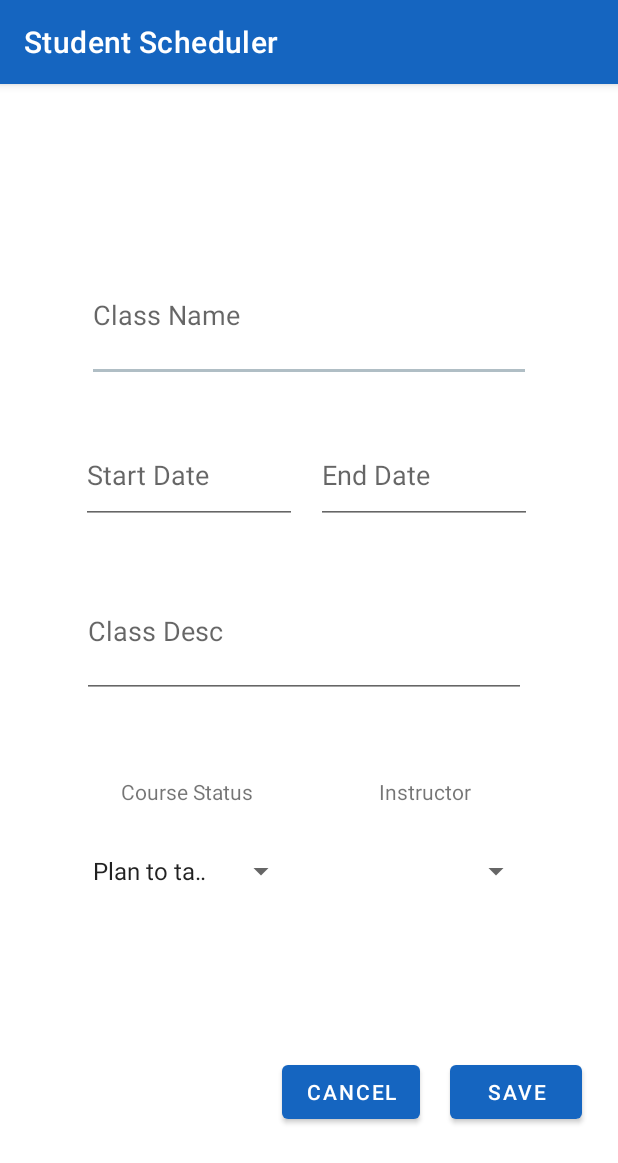
After one commit to bzamzow/C196, an Android app: the AddClassActivity screen opened directly, with no data from a screen before it, on a phone screen of 412 x 824 dp. The commit adds this screen. Shown: the top 1163 px of the screen. Run offline under Robolectric (Android 15) with nearby library versions, the phone set to English and light mode, and no system bars.

Commit message:
Working on Instructors and classes

```diff
--- a/app/src/main/java/ed/wgu/zamzow/scheduler/database/DBReader.java
+++ b/app/src/main/java/ed/wgu/zamzow/scheduler/database/DBReader.java
@@ -8,12 +8,14 @@ import java.util.ArrayList;
 import java.util.Date;
 
 import ed.wgu.zamzow.scheduler.helpers.DateHelper;
+import ed.wgu.zamzow.scheduler.objects.Instructor;
 import ed.wgu.zamzow.scheduler.objects.Term;
 
 public class DBReader {
     private SchedulerDB schedulerDB;
     private SQLiteDatabase db;
     private ArrayList<Term> terms;
+    private ArrayList<Instructor> instructors;
 
     public DBReader(Context context) {
         schedulerDB = new SchedulerDB(context);
@@ -37,4 +39,19 @@ public class DBReader {
         }
         return terms;
     }
+
+    public ArrayList<Instructor> getInstructors() {
+        instructors = new ArrayList<>();
+        String[] params = {"*"};
+        Cursor cursor = db.query("instructors",params,null, null, null, null, null);
+        while (cursor.moveToNext()) {
+            Instructor instructor = new Instructor();
+            instructor.setID(cursor.getColumnIndexOrThrow("ID"));
+            instructor.setName(cursor.getString(cursor.getColumnIndexOrThrow("name")));
+            instructor.setEmail(cursor.getString(cursor.getColumnIndexOrThrow("email")));
+            instructor.setPhone(cursor.getString(cursor.getColumnIndexOrThrow("phone")));
+            instructors.add(instructor);
+        }
+        return instructors;
+    }
 }
--- a/app/src/main/java/ed/wgu/zamzow/scheduler/helpers/DateHelper.java
+++ b/app/src/main/java/ed/wgu/zamzow/scheduler/helpers/DateHelper.java
@@ -1,7 +1,10 @@
 package ed.wgu.zamzow.scheduler.helpers;
+
+import android.widget.EditText;
 
 import java.text.ParseException;
 import java.text.SimpleDateFormat;
+import java.util.Calendar;
 import java.util.Date;
 import java.util.Locale;
 
@@ -10,6 +13,9 @@ public class DateHelper {
     private static final SimpleDateFormat formatter = new SimpleDateFormat("yyyy-MM-dd", Locale.US);
     private static final SimpleDateFormat readable = new SimpleDateFormat("dd MMM yyyy", Locale.US);
     private static final SimpleDateFormat reverseFormatter = new SimpleDateFormat("E MMM dd hh:mm:ss z yyyy", Locale.US);
+    private static final Calendar myCalendar= Calendar.getInstance();
+
+
     public static Date getDate(String iniDate) {
         try {
             return formatter.parse(iniDate);
--- a/app/src/main/java/ed/wgu/zamzow/scheduler/objects/Instructor.java
+++ b/app/src/main/java/ed/wgu/zamzow/scheduler/objects/Instructor.java
@@ -38,4 +38,9 @@ public class Instructor {
     public void setID(int ID) {
         this.ID = ID;
     }
+
+    @Override
+    public String toString() {
+        return name;
+    }
 }
--- a/app/src/main/java/ed/wgu/zamzow/scheduler/objects/Term.java
+++ b/app/src/main/java/ed/wgu/zamzow/scheduler/objects/Term.java
@@ -1,9 +1,10 @@
 package ed.wgu.zamzow.scheduler.objects;
 
+import java.io.Serializable;
 import java.util.ArrayList;
 import java.util.Date;
 
-public class Term {
+public class Term implements Serializable {
 
     private String title;
     private Date start;
--- /dev/null
+++ b/app/src/main/java/ed/wgu/zamzow/scheduler/ui/courses/AddClassActivity.java
@@ -0,0 +1,132 @@
+package ed.wgu.zamzow.scheduler.ui.courses;
+
+import androidx.appcompat.app.AlertDialog;
+import androidx.appcompat.app.AppCompatActivity;
+import androidx.appcompat.widget.AppCompatSpinner;
+
+import android.app.DatePickerDialog;
+import android.content.DialogInterface;
+import android.content.Intent;
+import android.os.Bundle;
+import android.view.View;
+import android.widget.AdapterView;
+import android.widget.ArrayAdapter;
+import android.widget.Button;
+import android.widget.EditText;
+
+import com.google.android.material.dialog.MaterialAlertDialogBuilder;
+
+import java.text.SimpleDateFormat;
+import java.util.ArrayList;
+import java.util.Calendar;
+import java.util.Locale;
+
+import ed.wgu.zamzow.scheduler.R;
+import ed.wgu.zamzow.scheduler.adapters.TermsAdapter;
+import ed.wgu.zamzow.scheduler.database.DBReader;
+import ed.wgu.zamzow.scheduler.database.DBWriter;
+import ed.wgu.zamzow.scheduler.helpers.DateHelper;
+import ed.wgu.zamzow.scheduler.objects.Class;
+import ed.wgu.zamzow.scheduler.objects.Instructor;
+import ed.wgu.zamzow.scheduler.ui.instructors.AddInstructorActivity;
+import ed.wgu.zamzow.scheduler.ui.terms.AddTermActivity;
+
+public class AddClassActivity extends AppCompatActivity {
+
+    private EditText editTitle, editDesc, editStart, editEnd;
+    private AppCompatSpinner spinnerInstructor, spinnerStatus;
+    private ArrayList<Instructor> instructors = new ArrayList<>();
+    private Button btnCancel, btnSave;
+    private EditText editThis;
+    final Calendar myCalendar= Calendar.getInstance();
+
+
+    @Override
+    protected void onCreate(Bundle savedInstanceState) {
+        super.onCreate(savedInstanceState);
+        setContentView(R.layout.activity_add_class);
+
+        SetupInterface();
+    }
+
+    private void SetupInterface() {
+
+        DatePickerDialog.OnDateSetListener date = (view, year, month, day) -> {
+            myCalendar.set(Calendar.YEAR, year);
+            myCalendar.set(Calendar.MONTH,month);
+            myCalendar.set(Calendar.DAY_OF_MONTH,day);
+            setdate();
+        };
+
+        DBReader dbReader = new DBReader(this);
+        instructors = dbReader.getInstructors();
+        editDesc = findViewById(R.id.editDesc);
+        editEnd = findViewById(R.id.editEndDate);
+        editStart = findViewById(R.id.editStartDate);
+        editTitle = findViewById(R.id.editClassName);
+        spinnerInstructor = findViewById(R.id.spinnerInstructor);
+        spinnerStatus = findViewById(R.id.spinnerStatus);
+        btnCancel = findViewById(R.id.btnCancel);
+        btnSave = findViewById(R.id.btnSave);
+
+        editStart.setOnFocusChangeListener((view, b) -> {
+            if (view.hasFocus()) {
+                editThis = editStart;
+                new DatePickerDialog(AddClassActivity.this, date, myCalendar.get(Calendar.YEAR), myCalendar.get(Calendar.MONTH), myCalendar.get(Calendar.DAY_OF_MONTH)).show();
+            }
+        });
+        editEnd.setOnFocusChangeListener((view, b) -> {
+            if (view.hasFocus()) {
+                editThis = editEnd;
+                new DatePickerDialog(AddClassActivity.this, date, myCalendar.get(Calendar.YEAR), myCalendar.get(Calendar.MONTH), myCalendar.get(Calendar.DAY_OF_MONTH)).show();
+            }
+        });
+
+        ArrayAdapter<CharSequence> statusAdapter = ArrayAdapter.createFromResource(this, R.array.status_array, android.R.layout.simple_spinner_item);
+        statusAdapter.setDropDownViewResource(android.R.layout.simple_spinner_dropdown_item);
+        spinnerStatus.setAdapter(statusAdapter);
+
+        ArrayAdapter<Instructor> instructorArrayAdapter = new ArrayAdapter<>(this, android.R.layout.simple_spinner_item, instructors);
+        instructorArrayAdapter.setDropDownViewResource(android.R.layout.simple_spinner_dropdown_item);
+        spinnerInstructor.setAdapter(instructorArrayAdapter);
+
+        spinnerInstructor.setFocusable(true);
+        if (instructors.size() == 0 || instructors == null) {
+
+            MaterialAlertDialogBuilder alertDialog = new MaterialAlertDialogBuilder(this)
+                    .setTitle("No Instructors")
+                    .setMessage("There are no instructors available. Would you like to add one now?")
+                    .setPositiveButton("Yes", (dialogInterface, i) -> {
+                        Intent addInstructorActivity = new Intent(getApplication(), AddInstructorActivity.class);
+                        startActivity(addInstructorActivity);
+                    })
+                    .setNegativeButton("No", ((dialogInterface, i) -> finish()));
+            alertDialog.show();
+
+        }
+
+        btnCancel.setOnClickListener(view -> finish());
+
+        btnSave.setOnClickListener(view -> {
+            Class course = new Class();
+            course.setTitle(editTitle.getText().toString());
+            course.setStatus(spinnerStatus.getSelectedItemPosition() + 1);
+            course.setStart(DateHelper.getDate(editStart.getText().toString()));
+            course.setEnd(DateHelper.getDate(editEnd.getText().toString()));
+            course.setDesc(editDesc.getText().toString());
+            course.setInstructorID(instructors.get(spinnerInstructor.getSelectedItemPosition()).getID());
+
+            DBWriter dbWriter = new DBWriter(this);
+            dbWriter.CreateCourse(course);
+            finish();
+        });
+    }
+
+
+
+    public void setdate() {
+        String dateFormat = "yyyy-MM-dd";
+        SimpleDateFormat sdf = new SimpleDateFormat(dateFormat, Locale.US);
+        editThis.setText(sdf.format(myCalendar.getTime()));
+    }
+}
--- a/app/src/main/java/ed/wgu/zamzow/scheduler/ui/terms/TermsFragment.java
+++ b/app/src/main/java/ed/wgu/zamzow/scheduler/ui/terms/TermsFragment.java
@@ -20,6 +20,7 @@ import ed.wgu.zamzow.scheduler.R;
 import ed.wgu.zamzow.scheduler.adapters.TermsAdapter;
 import ed.wgu.zamzow.scheduler.databinding.FragmentTermsBinding;
 import ed.wgu.zamzow.scheduler.helpers.Vars;
+import ed.wgu.zamzow.scheduler.objects.Term;
 
 public class TermsFragment extends Fragment {
 
@@ -46,7 +47,10 @@ public class TermsFragment extends Fragment {
         recyclerTerms.setLayoutManager(new LinearLayoutManager(getActivity()));
         TermsAdapter termsAdapter = new TermsAdapter(getActivity(), Vars.terms);
         termsAdapter.setClickListener((view, position) -> {
-            //Open Term);
+            Term selectedTerm = Vars.terms.get(position);
+            Intent termView = new Intent(getActivity(), TermViewActivity.class);
+            termView.putExtra("selectedTerm", selectedTerm);
+            startActivity(termView);
         });
         recyclerTerms.setAdapter(termsAdapter);
 
--- /dev/null
+++ b/app/src/main/res/layout/activity_add_class.xml
@@ -0,0 +1,124 @@
+<?xml version="1.0" encoding="utf-8"?>
+<androidx.constraintlayout.widget.ConstraintLayout xmlns:android="http://schemas.android.com/apk/res/android"
+    xmlns:app="http://schemas.android.com/apk/res-auto"
+    xmlns:tools="http://schemas.android.com/tools"
+    android:layout_width="match_parent"
+    android:layout_height="match_parent"
+    tools:context=".ui.courses.AddClassActivity">
+
+    <Button
+        android:id="@+id/btnSave"
+        android:layout_width="wrap_content"
+        android:layout_height="wrap_content"
+        android:layout_marginEnd="24dp"
+        android:layout_marginBottom="72dp"
+        android:text="Save"
+        app:layout_constraintBottom_toBottomOf="parent"
+        app:layout_constraintEnd_toEndOf="parent" />
+
+    <Button
+        android:id="@+id/btnCancel"
+        android:layout_width="wrap_content"
+        android:layout_height="wrap_content"
+        android:layout_marginEnd="132dp"
+        android:layout_marginBottom="72dp"
+        android:text="Cancel"
+        app:layout_constraintBottom_toBottomOf="parent"
+        app:layout_constraintEnd_toEndOf="parent" />
+
+    <EditText
+        android:id="@+id/editClassName"
+        android:layout_width="296dp"
+        android:layout_height="89dp"
+        android:layout_marginTop="109dp"
+        android:ems="10"
+        android:hint="Class Name"
+        android:inputType="textPersonName"
+        app:layout_constraintEnd_toEndOf="parent"
+        app:layout_constraintStart_toStartOf="parent"
+        app:layout_constraintTop_toTopOf="parent" />
+
+    <EditText
+        android:id="@+id/editDesc"
+        android:layout_width="296dp"
+        android:layout_height="89dp"
+        android:layout_marginTop="320dp"
+        android:ems="10"
+        android:hint="Class Desc"
+        android:inputType="textPersonName"
+        app:layout_constraintEnd_toEndOf="parent"
+        app:layout_constraintHorizontal_bias="0.469"
+        app:layout_constraintStart_toStartOf="parent"
+        app:layout_constraintTop_toTopOf="parent" />
+
+    <EditText
+        android:id="@+id/editEndDate"
+        android:layout_width="144dp"
+        android:layout_height="65dp"
+        android:layout_marginTop="228dp"
+        android:ems="10"
+        android:hint="End Date"
+        android:inputType="date"
+        app:layout_constraintEnd_toEndOf="parent"
+        app:layout_constraintHorizontal_bias="0.786"
+        app:layout_constraintStart_toStartOf="parent"
+        app:layout_constraintTop_toTopOf="parent" />
+
+    <EditText
+        android:id="@+id/editStartDate"
+        android:layout_width="144dp"
+        android:layout_height="65dp"
+        android:layout_marginTop="228dp"
+        android:ems="10"
+        android:hint="Start Date"
+        android:inputType="date"
+        app:layout_constraintEnd_toEndOf="parent"
+        app:layout_constraintHorizontal_bias="0.202"
+        app:layout_constraintStart_toStartOf="parent"
+        app:layout_constraintTop_toTopOf="parent" />
+
+    <TextView
+        android:id="@+id/textView"
+        android:layout_width="145dp"
+        android:layout_height="24dp"
+        android:layout_marginStart="52dp"
+        android:layout_marginTop="462dp"
+        android:text="Course Status"
+        android:textAlignment="center"
+        app:layout_constraintStart_toStartOf="parent"
+        app:layout_constraintTop_toTopOf="parent" />
+
+    <TextView
+        android:id="@+id/textView4"
+        android:layout_width="145dp"
+        android:layout_height="24dp"
+        android:layout_marginStart="210dp"
+        android:layout_marginTop="462dp"
+        android:text="Instructor"
+        android:textAlignment="center"
+        app:layout_constraintStart_toStartOf="parent"
+        app:layout_constraintTop_toTopOf="parent" />
+
+    <androidx.appcompat.widget.AppCompatSpinner
+        android:id="@+id/spinnerInstructor"
+        android:layout_width="144dp"
+        android:layout_height="65dp"
+        android:layout_marginTop="492dp"
+        app:layout_constraintEnd_toEndOf="parent"
+        app:layout_constraintHorizontal_bias="0.786"
+        app:layout_constraintStart_toStartOf="parent"
+        app:layout_constraintTop_toTopOf="parent"
+        tools:ignore="SpeakableTextPresentCheck" />
+
+    <androidx.appcompat.widget.AppCompatSpinner
+        android:id="@+id/spinnerStatus"
+        android:layout_width="144dp"
+        android:layout_height="65dp"
+        android:layout_marginTop="492dp"
+        app:layout_constraintEnd_toEndOf="parent"
+        app:layout_constraintHorizontal_bias="0.202"
+        app:layout_constraintStart_toStartOf="parent"
+        app:layout_constraintTop_toTopOf="parent"
+        tools:ignore="SpeakableTextPresentCheck" />
+
+</androidx.constraintlayout.widget.ConstraintLayout>
--- a/app/src/main/res/values/strings.xml
+++ b/app/src/main/res/values/strings.xml
@@ -3,4 +3,11 @@
     <string name="title_home">Home</string>
     <string name="title_dashboard">Terms</string>
     <string name="title_notifications">Schedules</string>
+
+    <string-array name="status_array">
+        <item>Plan to take</item>
+        <item>In-Progress</item>
+        <item>Completed</item>
+        <item>Dropped</item>
+    </string-array>
 </resources>
```
Also changed, not shown: app/src/main/AndroidManifest.xml (+21 -0 lines), app/src/main/java/ed/wgu/zamzow/scheduler/database/DBWriter.java (+26 -0 lines), app/src/main/java/ed/wgu/zamzow/scheduler/objects/Class.java (+14 -5 lines), app/src/main/java/ed/wgu/zamzow/scheduler/ui/instructors/AddInstructorActivity.java (added, +42 -0 lines), app/src/main/java/ed/wgu/zamzow/scheduler/ui/terms/AddTermActivity.java (+6 -9 lines), app/src/main/java/ed/wgu/zamzow/scheduler/ui/terms/TermViewActivity.java (added, +44 -0 lines), app/src/main/res/layout/activity_add_instructor.xml (added, +64 -0 lines), app/src/main/res/layout/activity_term_view.xml (added, +74 -0 lines).
